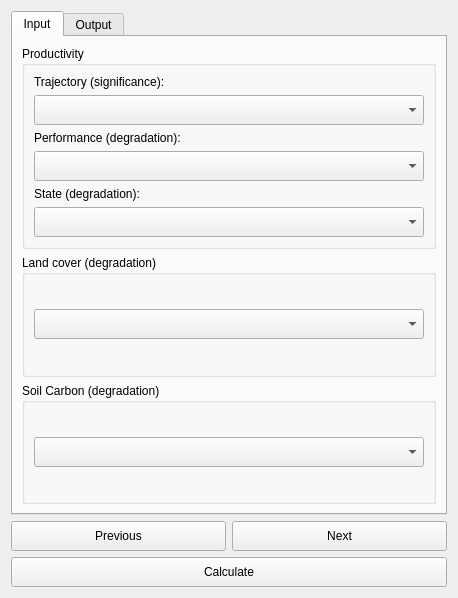
The window that LDMP/gui/DlgReportingSDG.ui (ConservationInternational/trends.earth) describes before a commit, drawn with Qt 5.
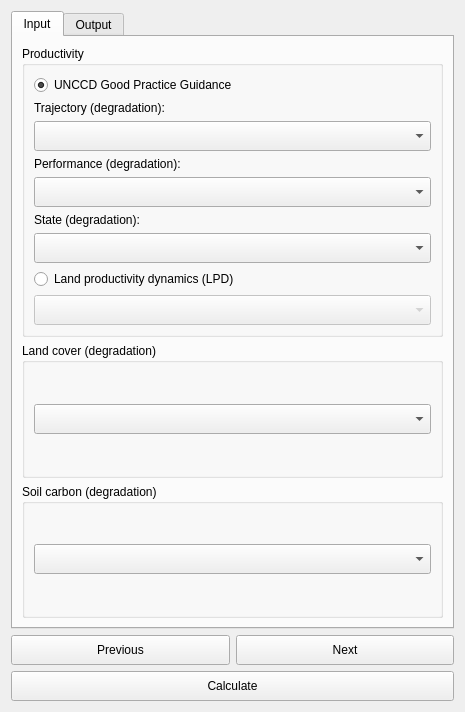
The same window after the commit.

Commit message: Add LPD Layers.

The edit to the form file:
```diff
--- a/LDMP/gui/DlgReportingSDG.ui
+++ b/LDMP/gui/DlgReportingSDG.ui
@@ -6,8 +6,8 @@
    <rect>
     <x>0</x>
     <y>0</y>
-    <width>458</width>
-    <height>598</height>
+    <width>465</width>
+    <height>712</height>
    </rect>
   </property>
   <property name="sizePolicy">
@@ -62,22 +62,12 @@
          <property name="title">
           <string>Productivity</string>
          </property>
-         <layout class="QVBoxLayout" name="verticalLayout_5">
-          <item>
-           <widget class="QLabel" name="label_9">
-            <property name="font">
-             <font>
-              <weight>50</weight>
-              <bold>false</bold>
-             </font>
-            </property>
-            <property name="text">
-             <string>Trajectory (significance):</string>
-            </property>
-           </widget>
-          </item>
-          <item>
+         <layout class="QGridLayout" name="gridLayout">
+          <item row="4" column="0">
            <widget class="QComboBox" name="combo_layer_traj">
+            <property name="enabled">
+             <bool>true</bool>
+            </property>
             <property name="sizePolicy">
              <sizepolicy hsizetype="Expanding" vsizetype="Fixed">
               <horstretch>0</horstretch>
@@ -92,21 +82,11 @@
             </property>
            </widget>
           </item>
-          <item>
-           <widget class="QLabel" name="label_8">
-            <property name="font">
-             <font>
-              <weight>50</weight>
-              <bold>false</bold>
-             </font>
-            </property>
-            <property name="text">
-             <string>Performance (degradation):</string>
-            </property>
-           </widget>
-          </item>
-          <item>
+          <item row="6" column="0">
            <widget class="QComboBox" name="combo_layer_perf">
+            <property name="enabled">
+             <bool>true</bool>
+            </property>
             <property name="sizePolicy">
              <sizepolicy hsizetype="Expanding" vsizetype="Fixed">
               <horstretch>0</horstretch>
@@ -121,21 +101,11 @@
             </property>
            </widget>
           </item>
-          <item>
-           <widget class="QLabel" name="label_10">
-            <property name="font">
-             <font>
-              <weight>50</weight>
-              <bold>false</bold>
-             </font>
-            </property>
-            <property name="text">
-             <string>State (degradation):</string>
-            </property>
-           </widget>
-          </item>
-          <item>
+          <item row="8" column="0">
            <widget class="QComboBox" name="combo_layer_state">
+            <property name="enabled">
+             <bool>true</bool>
+            </property>
             <property name="sizePolicy">
              <sizepolicy hsizetype="Expanding" vsizetype="Fixed">
               <horstretch>0</horstretch>
@@ -150,6 +120,90 @@
             </property>
            </widget>
           </item>
+          <item row="2" column="0">
+           <widget class="QRadioButton" name="mode_unccd_gpg">
+            <property name="text">
+             <string>UNCCD Good Practice Guidance</string>
+            </property>
+            <property name="checked">
+             <bool>true</bool>
+            </property>
+           </widget>
+          </item>
+          <item row="5" column="0">
+           <widget class="QLabel" name="combo_layer_perf_label">
+            <property name="enabled">
+             <bool>true</bool>
+            </property>
+            <property name="font">
+             <font>
+              <weight>50</weight>
+              <bold>false</bold>
+             </font>
+            </property>
+            <property name="text">
+             <string>Performance (degradation):</string>
+            </property>
+           </widget>
+          </item>
+          <item row="7" column="0">
+           <widget class="QLabel" name="combo_layer_state_label">
+            <property name="enabled">
+             <bool>true</bool>
+            </property>
+            <property name="font">
+             <font>
+              <weight>50</weight>
+              <bold>false</bold>
+             </font>
+            </property>
+            <property name="text">
+             <string>State (degradation):</string>
+            </property>
+           </widget>
+          </item>
+          <item row="3" column="0">
+           <widget class="QLabel" name="combo_layer_traj_label">
+            <property name="enabled">
+             <bool>true</bool>
+            </property>
+            <property name="font">
+             <font>
+              <weight>50</weight>
+              <bold>false</bold>
+             </font>
+            </property>
+            <property name="text">
+             <string>Trajectory (degradation):</string>
+            </property>
+           </widget>
+          </item>
+          <item row="10" column="0">
+           <widget class="QComboBox" name="combo_layer_lpd">
+            <property name="enabled">
+             <bool>false</bool>
+            </property>
+            <property name="minimumSize">
+             <size>
+              <width>0</width>
+              <height>30</height>
+             </size>
+            </property>
+           </widget>
+          </item>
+          <item row="9" column="0">
+           <widget class="QRadioButton" name="mode_lpd">
+            <property name="enabled">
+             <bool>true</bool>
+            </property>
+            <property name="text">
+             <string>Land productivity dynamics (LPD)</string>
+            </property>
+            <property name="checked">
+             <bool>false</bool>
+            </property>
+           </widget>
+          </item>
          </layout>
         </widget>
        </item>
@@ -226,7 +280,7 @@
           </font>
          </property>
          <property name="title">
-          <string>Soil Carbon (degradation)</string>
+          <string>Soil carbon (degradation)</string>
          </property>
          <layout class="QVBoxLayout" name="verticalLayout_7">
           <item>
```
Left out of the diff: 69 changed lines with no effect on the pictures. The commit also changes 3 other files.
